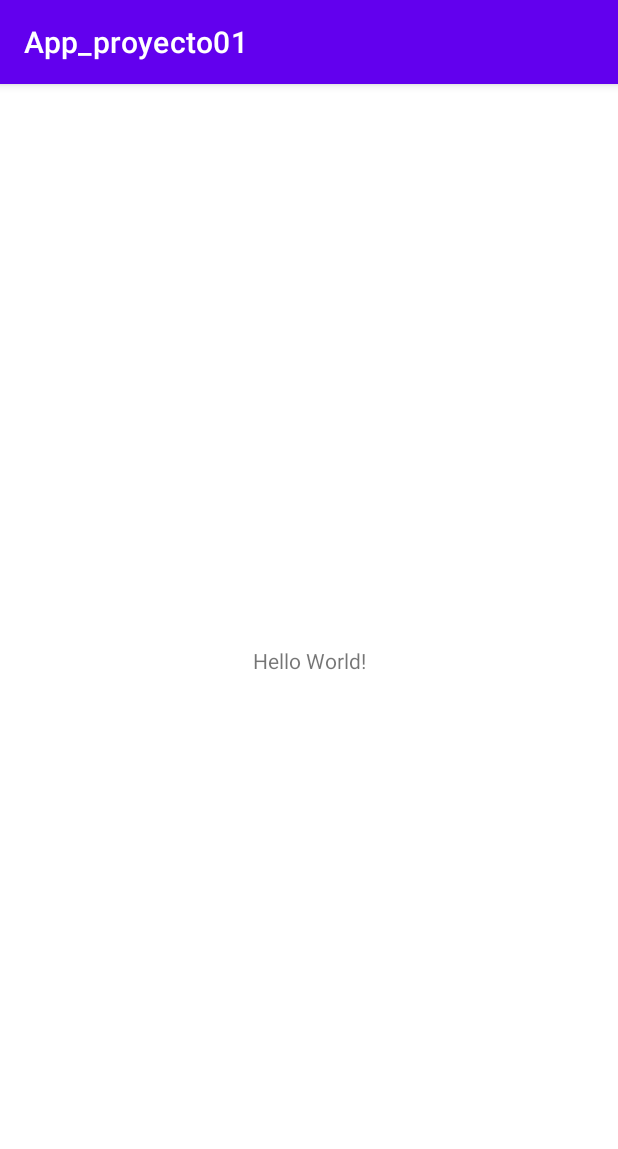
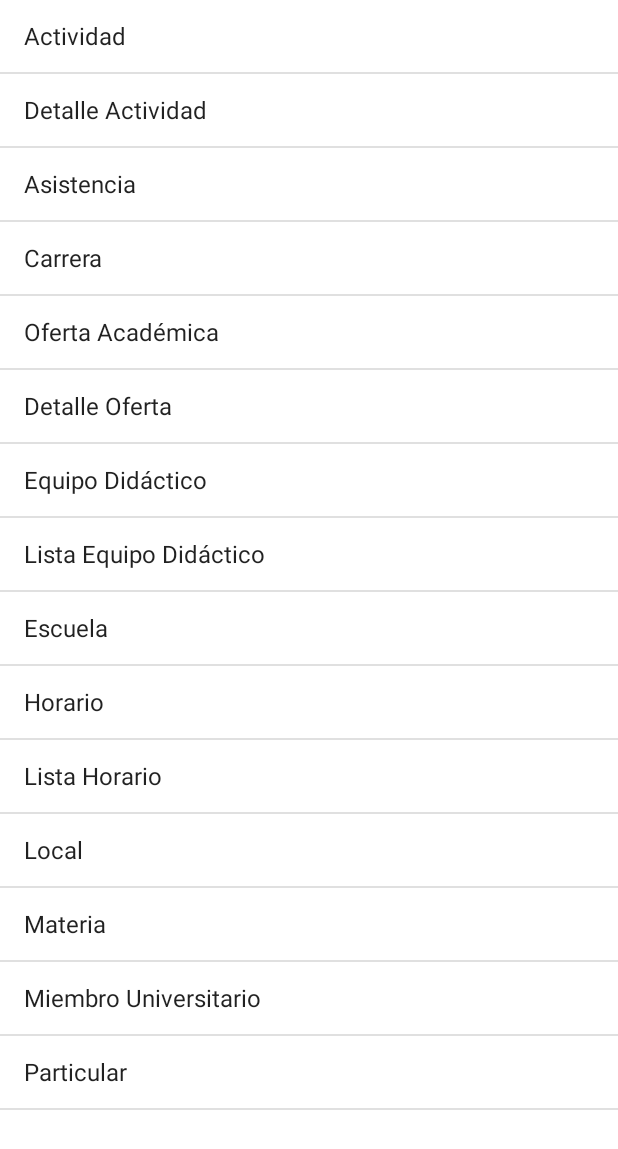
Before and after one commit to LuisMolinad/App_proyecto-01, an Android app: the screen it shows after launch (MainActivity), on a phone screen of 412 x 824 dp. Shown: the top 1149 px of the screen. Run offline under Robolectric (Android 15) with nearby library versions, the phone set to English and light mode, and no system bars.

Commit message:
List Activity unicamente los nombres no funcional

```diff
--- a/app/src/main/java/com/edu/ues/fia/eisi/app_proyecto01/MainActivity.java
+++ b/app/src/main/java/com/edu/ues/fia/eisi/app_proyecto01/MainActivity.java
@@ -1,14 +1,45 @@
 package com.edu.ues.fia.eisi.app_proyecto01;
 
-import androidx.appcompat.app.AppCompatActivity;
-
+import android.app.ListActivity;
+import android.content.Intent;
 import android.os.Bundle;
-
-public class MainActivity extends AppCompatActivity {
+import android.view.View;
+import android.widget.ArrayAdapter;
+import android.widget.ListView;
+public class MainActivity extends ListActivity {
+    String[] menu={"Actividad","Detalle Actividad","Asistencia","Carrera",
+            "Oferta Académica","Detalle Oferta",
+            "Equipo Didáctico","Lista Equipo Didáctico","Escuela",
+            "Horario","Lista Horario","Local","Materia","Miembro Universitario","Particular"};
+            String[]
+    activities={"AlumnoMenuActivity","NotaMenuActivity","MateriaMenuActivity"};
 
     @Override
-    protected void onCreate(Bundle savedInstanceState) {
+    public void onCreate(Bundle savedInstanceState) {
         super.onCreate(savedInstanceState);
-        setContentView(R.layout.activity_main);
+        setListAdapter(new ArrayAdapter<String>(this, android.R.layout.simple_list_item_1, menu));
+
+    }
+
+    @Override
+    protected void onListItemClick(ListView l,View v,int position,long id){
+        super.onListItemClick(l, v, position, id);
+
+        if(position!=3){
+
+            String nombreValue=activities[position];
+
+            try{
+                Class<?>
+                        clase=Class.forName("com.edu.ues.fia.eisi.app_proyecto01."+nombreValue);
+                Intent inte = new Intent(this,clase);
+                this.startActivity(inte);
+            }catch(ClassNotFoundException e){
+                e.printStackTrace();
+            }
+        }else{
+
+//CODIGO PARA LLENAR BASE DE DATOS
+        }
     }
 }
```
